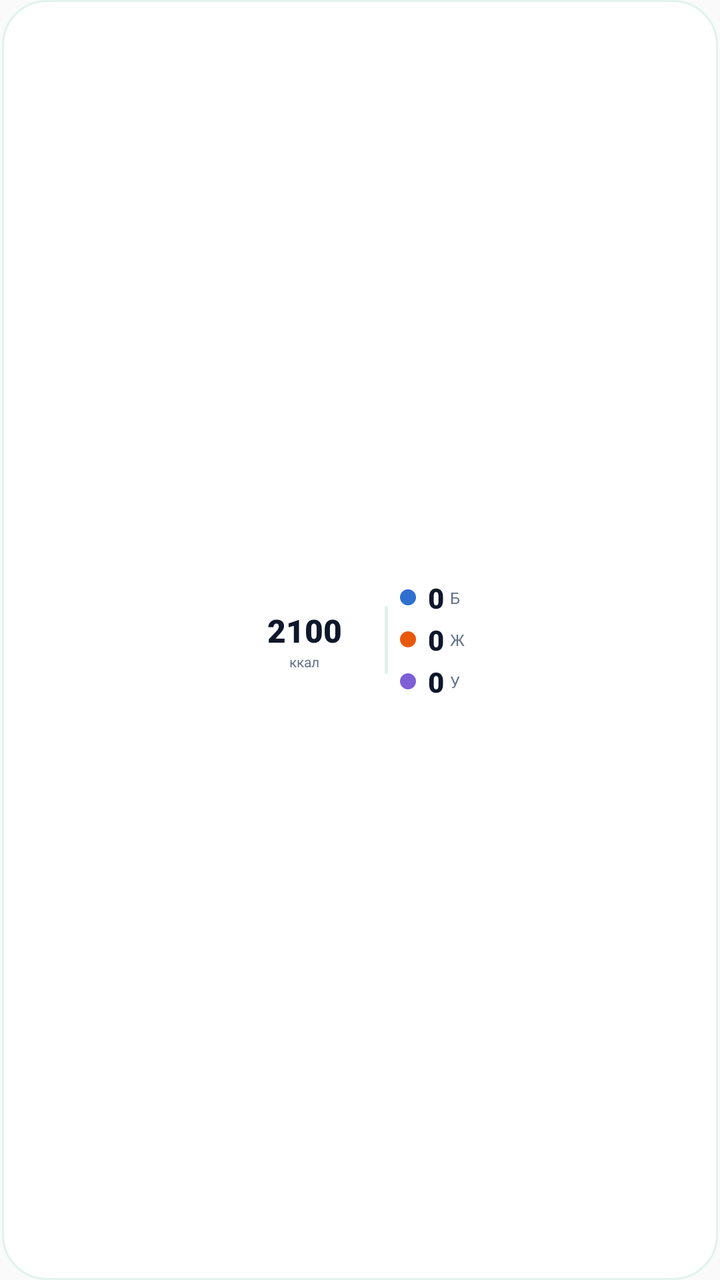
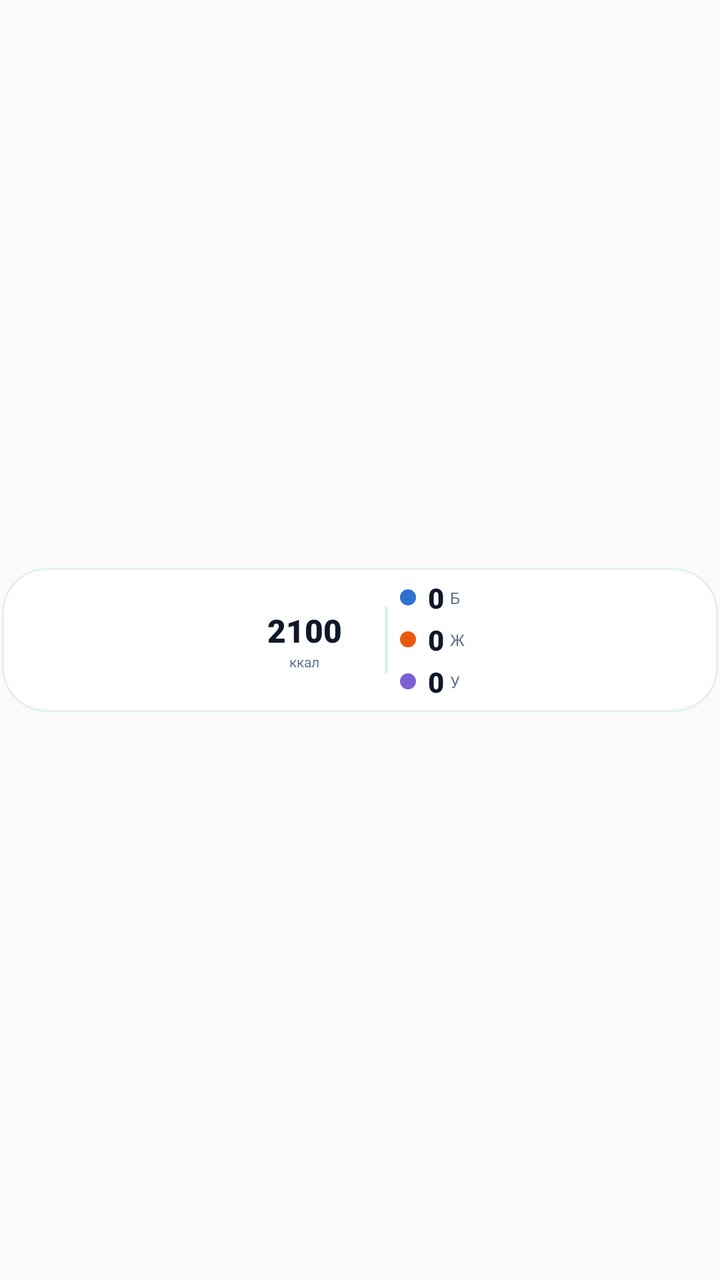

Two renders of the same Android screen: before a commit and after it. Below are the layout's source before the change and the commit's diff.
<!-- AndroidManifest.xml: application theme AppTheme -->
<!-- res/layout/widget_calories.xml -->
<?xml version="1.0" encoding="utf-8"?>
<FrameLayout xmlns:android="http://schemas.android.com/apk/res/android"
    android:id="@+id/widget_root"
    android:layout_width="match_parent"
    android:layout_height="match_parent">

    
    <FrameLayout
        android:layout_width="match_parent"
        android:layout_height="match_parent"
        android:layout_gravity="center"
        android:layout_marginStart="1dp"
        android:layout_marginEnd="1dp"
        android:background="@drawable/widget_bg"
        android:paddingStart="3dp"
        android:paddingEnd="10dp"
        android:paddingTop="12dp"
        android:paddingBottom="12dp">

        <LinearLayout
            android:layout_width="wrap_content"
            android:layout_height="wrap_content"
            android:layout_gravity="center"
            android:gravity="center_vertical"
            android:orientation="horizontal">

            
            <FrameLayout
                android:layout_width="64dp"
                android:layout_height="64dp"
                android:layout_marginEnd="4dp">

                <ImageView
                    android:id="@+id/widget_ring"
                    android:layout_width="64dp"
                    android:layout_height="64dp"
                    android:contentDescription="@null"
                    android:scaleType="fitCenter" />

                <LinearLayout
                    android:layout_width="wrap_content"
                    android:layout_height="wrap_content"
                    android:layout_gravity="center"
                    android:gravity="center_horizontal"
                    android:orientation="vertical">

                    <TextView
                        android:id="@+id/widget_remain"
                        android:layout_width="42dp"
                        android:layout_height="wrap_content"
                        android:autoSizeTextType="uniform"
                        android:autoSizeMinTextSize="9sp"
                        android:autoSizeMaxTextSize="16sp"
                        android:fontFamily="sans-serif-black"
                        android:gravity="center"
                        android:maxLines="1"
                        android:text="2100"
                        android:textColor="#0F172A"
                        android:textSize="16sp" />

                    <TextView
                        android:id="@+id/widget_remain_unit"
                        android:layout_width="wrap_content"
                        android:layout_height="wrap_content"
                        android:fontFamily="sans-serif"
                        android:gravity="center"
                        android:maxLines="1"
                        android:text="ккал"
                        android:textColor="#64748B"
                        android:textSize="7sp" />
                </LinearLayout>
            </FrameLayout>

            
            <FrameLayout
                android:layout_width="1.5dp"
                android:layout_height="34dp"
                android:layout_marginStart="4dp"
                android:layout_marginEnd="4dp"
                android:background="#E1F2ED" />

            <LinearLayout
                android:layout_width="wrap_content"
                android:layout_height="wrap_content"
                android:layout_marginStart="2dp"
                android:orientation="vertical">

                <LinearLayout
                    android:layout_width="wrap_content"
                    android:layout_height="wrap_content"
                    android:gravity="center_vertical"
                    android:orientation="horizontal">

                    <ImageView
                        android:id="@+id/widget_dot_p"
                        android:layout_width="8dp"
                        android:layout_height="8dp"
                        android:contentDescription="@null"
                        android:src="@drawable/widget_dot_protein" />

                    <TextView
                        android:id="@+id/widget_p"
                        android:layout_width="wrap_content"
                        android:layout_height="wrap_content"
                        android:layout_marginStart="6dp"
                        android:fontFamily="sans-serif-black"
                        android:maxLines="1"
                        android:text="0"
                        android:textColor="#0F172A"
                        android:textSize="14sp" />

                    <TextView
                        android:layout_width="wrap_content"
                        android:layout_height="wrap_content"
                        android:layout_marginStart="3dp"
                        android:fontFamily="sans-serif"
                        android:maxLines="1"
                        android:text="Б"
                        android:textColor="#64748B"
                        android:textSize="8sp" />
                </LinearLayout>

                <LinearLayout
                    android:layout_width="wrap_content"
                    android:layout_height="wrap_content"
                    android:layout_marginTop="2dp"
                    android:gravity="center_vertical"
                    android:orientation="horizontal">

                    <ImageView
                        android:id="@+id/widget_dot_f"
                        android:layout_width="8dp"
                        android:layout_height="8dp"
                        android:contentDescription="@null"
                        android:src="@drawable/widget_dot_fat" />

                    <TextView
                        android:id="@+id/widget_f"
                        android:layout_width="wrap_content"
                        android:layout_height="wrap_content"
                        android:layout_marginStart="6dp"
                        android:fontFamily="sans-serif-black"
                        android:maxLines="1"
                        android:text="0"
                        android:textColor="#0F172A"
                        android:textSize="14sp" />

                    <TextView
                        android:layout_width="wrap_content"
                        android:layout_height="wrap_content"
                        android:layout_marginStart="3dp"
                        android:fontFamily="sans-serif"
                        android:maxLines="1"
                        android:text="Ж"
                        android:textColor="#64748B"
                        android:textSize="8sp" />
                </LinearLayout>

                <LinearLayout
                    android:layout_width="wrap_content"
                    android:layout_height="wrap_content"
                    android:layout_marginTop="2dp"
                    android:gravity="center_vertical"
                    android:orientation="horizontal">

                    <ImageView
                        android:id="@+id/widget_dot_c"
                        android:layout_width="8dp"
                        android:layout_height="8dp"
                        android:contentDescription="@null"
                        android:src="@drawable/widget_dot_carbs" />

                    <TextView
                        android:id="@+id/widget_c"
                        android:layout_width="wrap_content"
                        android:layout_height="wrap_content"
                        android:layout_marginStart="6dp"
                        android:fontFamily="sans-serif-black"
                        android:maxLines="1"
                        android:text="0"
                        android:textColor="#0F172A"
                        android:textSize="14sp" />

                    <TextView
                        android:layout_width="wrap_content"
                        android:layout_height="wrap_content"
                        android:layout_marginStart="3dp"
                        android:fontFamily="sans-serif"
                        android:maxLines="1"
                        android:text="У"
                        android:textColor="#64748B"
                        android:textSize="8sp" />
                </LinearLayout>
            </LinearLayout>
        </LinearLayout>
    </FrameLayout>

</FrameLayout>
<!-- resources referenced by this layout -->
<resources>
  <!-- drawable widget_bg (drawable) -->
  <?xml version="1.0" encoding="utf-8"?>
  <shape xmlns:android="http://schemas.android.com/apk/res/android"
      android:shape="rectangle">
      <solid android:color="#FFFFFF" />
      <corners android:radius="22dp" />
      <stroke
          android:width="1dp"
          android:color="#E1F2ED" />
  </shape>
  <!-- drawable widget_dot_carbs (drawable) -->
  <?xml version="1.0" encoding="utf-8"?>
  <shape xmlns:android="http://schemas.android.com/apk/res/android"
      android:shape="oval">
      <solid android:color="#7D5FD6" />
  </shape>
  <!-- drawable widget_dot_fat (drawable) -->
  <?xml version="1.0" encoding="utf-8"?>
  <shape xmlns:android="http://schemas.android.com/apk/res/android"
      android:shape="oval">
      <solid android:color="#EA580C" />
  </shape>
  <!-- drawable widget_dot_protein (drawable) -->
  <?xml version="1.0" encoding="utf-8"?>
  <shape xmlns:android="http://schemas.android.com/apk/res/android"
      android:shape="oval">
      <solid android:color="#2F6FD0" />
  </shape>
  <style name="AppTheme" parent="android:style/Theme.Material.Light.NoActionBar" />
</resources>

<!-- the commit's change to res/layout/widget_calories.xml (unified diff, before → after) -->
@@ -2,20 +2,20 @@
 <FrameLayout xmlns:android="http://schemas.android.com/apk/res/android"
     android:id="@+id/widget_root"
     android:layout_width="match_parent"
-    android:layout_height="match_parent">
+    android:layout_height="wrap_content">
 
     
     <FrameLayout
         android:layout_width="match_parent"
-        android:layout_height="match_parent"
+        android:layout_height="wrap_content"
         android:layout_gravity="center"
         android:layout_marginStart="1dp"
         android:layout_marginEnd="1dp"
         android:background="@drawable/widget_bg"
         android:paddingStart="3dp"
         android:paddingEnd="10dp"
-        android:paddingTop="12dp"
-        android:paddingBottom="12dp">
+        android:paddingTop="4dp"
+        android:paddingBottom="4dp">
 
         <LinearLayout
             android:layout_width="wrap_content"
